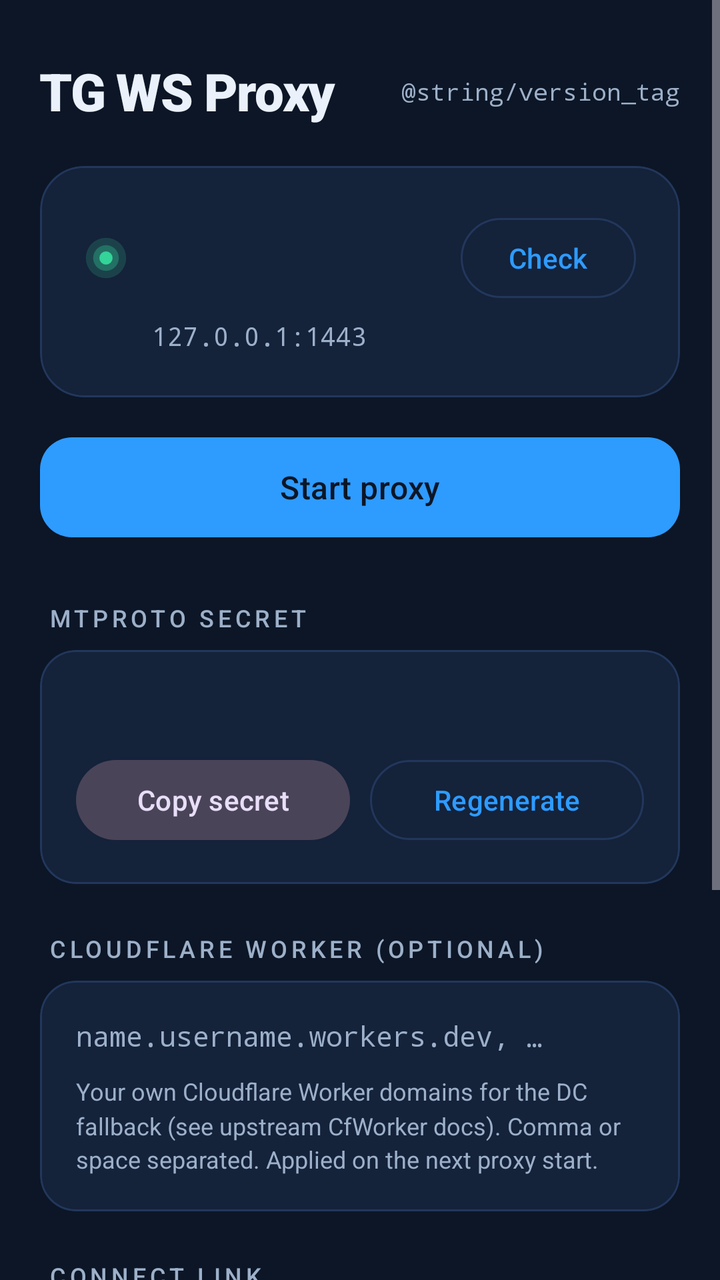
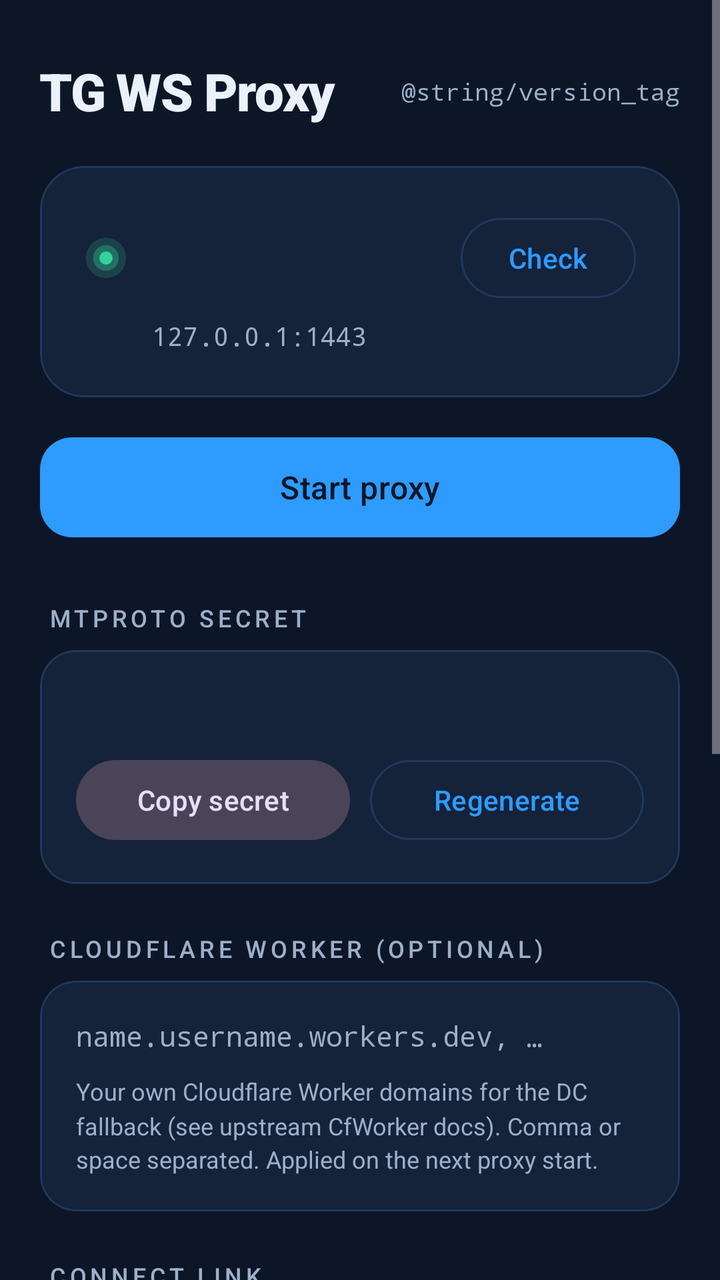

Screens rendered from an Android XML layout before and after an edit, with the pre-edit source and the edit as a unified diff.
<!-- AndroidManifest.xml: application theme Theme.TgWsProxy -->
<!-- res/layout/activity_main.xml -->
<?xml version="1.0" encoding="utf-8"?>
<ScrollView xmlns:android="http://schemas.android.com/apk/res/android"
    xmlns:app="http://schemas.android.com/apk/res-auto"
    android:layout_width="match_parent"
    android:layout_height="match_parent"
    android:background="?android:attr/colorBackground"
    android:fillViewport="true">

    <LinearLayout
        android:layout_width="match_parent"
        android:layout_height="wrap_content"
        android:orientation="vertical"
        android:paddingHorizontal="20dp"
        android:paddingTop="28dp"
        android:paddingBottom="28dp">

        
        <LinearLayout
            android:layout_width="match_parent"
            android:layout_height="wrap_content"
            android:baselineAligned="false"
            android:gravity="center_vertical"
            android:orientation="horizontal">

            <TextView
                android:layout_width="0dp"
                android:layout_height="wrap_content"
                android:layout_weight="1"
                android:fontFamily="sans-serif-black"
                android:letterSpacing="-0.02"
                android:text="@string/app_name"
                android:textColor="@color/paper"
                android:textSize="26sp" />

            <TextView
                android:id="@+id/tvVersion"
                android:layout_width="wrap_content"
                android:layout_height="wrap_content"
                android:fontFamily="monospace"
                android:text="@string/version_tag"
                android:textColor="@color/paper_dim"
                android:textSize="12sp" />
        </LinearLayout>

        
        <com.google.android.material.card.MaterialCardView
            android:layout_width="match_parent"
            android:layout_height="wrap_content"
            android:layout_marginTop="20dp"
            app:cardBackgroundColor="?attr/colorSurface"
            app:cardCornerRadius="22dp"
            app:cardElevation="0dp"
            app:strokeColor="?attr/colorOutline"
            app:strokeWidth="1dp">

            <LinearLayout
                android:layout_width="match_parent"
                android:layout_height="wrap_content"
                android:orientation="vertical"
                android:padding="22dp">

                <LinearLayout
                    android:layout_width="match_parent"
                    android:layout_height="wrap_content"
                    android:gravity="center_vertical"
                    android:orientation="horizontal">

                    <ImageView
                        android:id="@+id/ivDot"
                        android:layout_width="22dp"
                        android:layout_height="22dp"
                        android:contentDescription="@null"
                        android:src="@drawable/ic_signal_dot" />

                    <TextView
                        android:id="@+id/tvStatus"
                        android:layout_width="0dp"
                        android:layout_height="wrap_content"
                        android:layout_marginStart="12dp"
                        android:layout_weight="1"
                        android:fontFamily="sans-serif-medium"
                        android:textColor="@color/paper"
                        android:textSize="22sp" />

                    <com.google.android.material.button.MaterialButton
                        android:id="@+id/btnCheck"
                        style="@style/Widget.Material3.Button.OutlinedButton"
                        android:layout_width="wrap_content"
                        android:layout_height="wrap_content"
                        android:minWidth="0dp"
                        android:text="@string/btn_check"
                        app:strokeColor="?attr/colorOutline" />
                </LinearLayout>

                <TextView
                    android:id="@+id/tvEndpoint"
                    android:layout_width="wrap_content"
                    android:layout_height="wrap_content"
                    android:layout_marginStart="34dp"
                    android:layout_marginTop="6dp"
                    android:fontFamily="monospace"
                    android:text="@string/endpoint_readout"
                    android:textColor="@color/paper_dim"
                    android:textSize="13sp" />
            </LinearLayout>
        </com.google.android.material.card.MaterialCardView>

        
        <com.google.android.material.button.MaterialButton
            android:id="@+id/btnToggle"
            android:layout_width="match_parent"
            android:layout_height="58dp"
            android:layout_marginTop="16dp"
            android:fontFamily="sans-serif-medium"
            android:letterSpacing="0.01"
            android:text="@string/btn_start"
            android:textSize="16sp"
            app:cornerRadius="16dp" />

        
        <TextView
            android:layout_width="wrap_content"
            android:layout_height="wrap_content"
            android:layout_marginStart="4dp"
            android:layout_marginTop="28dp"
            android:text="@string/label_secret"
            android:textAppearance="@style/TextAppearance.TgWsProxy.Eyebrow" />

        <com.google.android.material.card.MaterialCardView
            android:layout_width="match_parent"
            android:layout_height="wrap_content"
            android:layout_marginTop="8dp"
            app:cardBackgroundColor="?attr/colorSurface"
            app:cardCornerRadius="18dp"
            app:cardElevation="0dp"
            app:strokeColor="?attr/colorOutline"
            app:strokeWidth="1dp">

            <LinearLayout
                android:layout_width="match_parent"
                android:layout_height="wrap_content"
                android:orientation="vertical"
                android:padding="18dp">

                <TextView
                    android:id="@+id/tvSecret"
                    android:layout_width="match_parent"
                    android:layout_height="wrap_content"
                    android:textAppearance="@style/TextAppearance.TgWsProxy.Mono"
                    android:textSize="14sp" />

                <LinearLayout
                    android:layout_width="match_parent"
                    android:layout_height="wrap_content"
                    android:layout_marginTop="14dp"
                    android:orientation="horizontal">

                    <com.google.android.material.button.MaterialButton
                        android:id="@+id/btnCopy"
                        style="@style/Widget.Material3.Button.TonalButton"
                        android:layout_width="0dp"
                        android:layout_height="wrap_content"
                        android:layout_weight="1"
                        android:text="@string/btn_copy" />

                    <com.google.android.material.button.MaterialButton
                        android:id="@+id/btnRegen"
                        style="@style/Widget.Material3.Button.OutlinedButton"
                        android:layout_width="0dp"
                        android:layout_height="wrap_content"
                        android:layout_marginStart="10dp"
                        android:layout_weight="1"
                        android:text="@string/btn_regen"
                        app:strokeColor="?attr/colorOutline" />
                </LinearLayout>
            </LinearLayout>
        </com.google.android.material.card.MaterialCardView>

        
        <TextView
            android:layout_width="wrap_content"
            android:layout_height="wrap_content"
            android:layout_marginStart="4dp"
            android:layout_marginTop="24dp"
            android:text="@string/label_cf_worker"
            android:textAppearance="@style/TextAppearance.TgWsProxy.Eyebrow" />

        <com.google.android.material.card.MaterialCardView
            android:layout_width="match_parent"
            android:layout_height="wrap_content"
            android:layout_marginTop="8dp"
            app:cardBackgroundColor="?attr/colorSurface"
            app:cardCornerRadius="18dp"
            app:cardElevation="0dp"
            app:strokeColor="?attr/colorOutline"
            app:strokeWidth="1dp">

            <LinearLayout
                android:layout_width="match_parent"
                android:layout_height="wrap_content"
                android:orientation="vertical"
                android:padding="18dp">

                <EditText
                    android:id="@+id/etCfWorkers"
                    android:layout_width="match_parent"
                    android:layout_height="wrap_content"
                    android:background="@null"
                    android:fontFamily="monospace"
                    android:hint="@string/hint_cf_worker"
                    android:imeOptions="actionDone"
                    android:inputType="textUri"
                    android:maxLines="1"
                    android:textColor="@color/paper"
                    android:textColorHint="@color/paper_dim"
                    android:textSize="14sp" />

                <TextView
                    android:layout_width="match_parent"
                    android:layout_height="wrap_content"
                    android:layout_marginTop="10dp"
                    android:lineSpacingMultiplier="1.2"
                    android:text="@string/helper_cf_worker"
                    android:textColor="@color/paper_dim"
                    android:textSize="12sp" />
            </LinearLayout>
        </com.google.android.material.card.MaterialCardView>

        
        <TextView
            android:layout_width="wrap_content"
            android:layout_height="wrap_content"
            android:layout_marginStart="4dp"
            android:layout_marginTop="24dp"
            android:text="@string/label_link"
            android:textAppearance="@style/TextAppearance.TgWsProxy.Eyebrow" />

        <com.google.android.material.card.MaterialCardView
            android:layout_width="match_parent"
            android:layout_height="wrap_content"
            android:layout_marginTop="8dp"
            app:cardBackgroundColor="?attr/colorSurface"
            app:cardCornerRadius="18dp"
            app:cardElevation="0dp"
            app:strokeColor="?attr/colorOutline"
            app:strokeWidth="1dp">

            <LinearLayout
                android:layout_width="match_parent"
                android:layout_height="wrap_content"
                android:orientation="vertical"
                android:padding="18dp">

                <TextView
                    android:id="@+id/tvLink"
                    android:layout_width="match_parent"
                    android:layout_height="wrap_content"
                    android:textAppearance="@style/TextAppearance.TgWsProxy.Mono"
                    android:textColor="@color/paper_dim"
                    android:textSize="12sp" />

                <com.google.android.material.button.MaterialButton
                    android:id="@+id/btnTelegram"
                    android:layout_width="match_parent"
                    android:layout_height="50dp"
                    android:layout_marginTop="14dp"
                    android:text="@string/btn_telegram"
                    app:cornerRadius="14dp" />
            </LinearLayout>
        </com.google.android.material.card.MaterialCardView>

        <com.google.android.material.button.MaterialButton
            android:id="@+id/btnBattery"
            style="@style/Widget.Material3.Button.TextButton"
            android:layout_width="match_parent"
            android:layout_height="wrap_content"
            android:layout_marginTop="16dp"
            android:text="@string/btn_battery"
            android:textColor="@color/paper_dim" />

        <TextView
            android:layout_width="match_parent"
            android:layout_height="wrap_content"
            android:layout_marginTop="8dp"
            android:lineSpacingMultiplier="1.2"
            android:text="@string/hint_footer"
            android:textColor="@color/paper_dim"
            android:textSize="12sp" />
    </LinearLayout>
</ScrollView>
<!-- resources referenced by this layout -->
<resources>
  <color name="paper">#EAF1FB</color>
  <color name="paper_dim">#9DB0C9</color>
  <!-- drawable ic_signal_dot (drawable) -->
  <vector xmlns:android="http://schemas.android.com/apk/res/android"
      android:width="22dp"
      android:height="22dp"
      android:viewportWidth="24"
      android:viewportHeight="24"
      android:tint="@color/signal">
      <path
          android:fillColor="#FFFFFF"
          android:fillAlpha="0.18"
          android:pathData="M12,12m-11,0a11,11 0,1 1,22 0a11,11 0,1 1,-22 0" />
      <path
          android:fillColor="#FFFFFF"
          android:fillAlpha="0.32"
          android:pathData="M12,12m-7,0a7,7 0,1 1,14 0a7,7 0,1 1,-14 0" />
      <path
          android:fillColor="#FFFFFF"
          android:pathData="M12,12m-3.6,0a3.6,3.6 0,1 1,7.2 0a3.6,3.6 0,1 1,-7.2 0" />
  </vector>
  <string name="app_name">TG WS Proxy</string>
  <string name="btn_battery">Disable battery optimization</string>
  <string name="btn_check">Check</string>
  <string name="btn_copy">Copy secret</string>
  <string name="btn_regen">Regenerate</string>
  <string name="btn_start">Start proxy</string>
  <string name="btn_telegram">Add to Telegram</string>
  <string name="endpoint_readout">127.0.0.1:1443</string>
  <string name="helper_cf_worker">Your own Cloudflare Worker domains for the DC fallback (see upstream CfWorker docs). Comma or space separated. Applied on the next proxy start.</string>
  <string name="hint_cf_worker">name.username.workers.dev, …</string>
  <string name="hint_footer">The proxy runs entirely on this device and listens on loopback only. Start it, then tap \"Add to Telegram\". Works on any network.</string>
  <string name="label_cf_worker">Cloudflare Worker (optional)</string>
  <string name="label_link">Connect link</string>
  <string name="label_secret">MTProto secret</string>
  <style name="TextAppearance.TgWsProxy.Eyebrow" parent="TextAppearance.Material3.LabelSmall">
          <item name="android:textColor">@color/paper_dim</item>
          <item name="android:textAllCaps">true</item>
          <item name="android:letterSpacing">0.16</item>
          <item name="android:fontFamily">sans-serif-medium</item>
          <item name="android:textSize">12sp</item>
      </style>
  <style name="TextAppearance.TgWsProxy.Mono" parent="TextAppearance.Material3.BodyMedium">
          <item name="android:fontFamily">monospace</item>
          <item name="android:textColor">@color/paper</item>
          <item name="android:textIsSelectable">true</item>
      </style>
  <style name="Theme.TgWsProxy" parent="Theme.Material3.Dark.NoActionBar">
          <item name="colorPrimary">@color/azure</item>
          <item name="colorOnPrimary">@color/navy_900</item>
          <item name="colorSecondary">@color/signal</item>
          <item name="colorOnSecondary">@color/navy_900</item>
  
          <item name="android:colorBackground">@color/navy_900</item>
          <item name="colorSurface">@color/navy_800</item>
          <item name="colorOnSurface">@color/paper</item>
          <item name="colorSurfaceVariant">@color/navy_700</item>
          <item name="colorOnSurfaceVariant">@color/paper_dim</item>
          <item name="colorOutline">@color/navy_700</item>
  
          <item name="android:statusBarColor">@color/navy_900</item>
          <item name="android:navigationBarColor">@color/navy_900</item>
          <item name="android:windowLightStatusBar">false</item>
      </style>
  <color name="signal">#34D399</color>
  <color name="azure">#2E9BFF</color>
  <color name="navy_900">#0C1626</color>
  <color name="navy_800">#14223A</color>
  <color name="navy_700">#22375C</color>
</resources>

<!-- the commit's change to res/layout/activity_main.xml (unified diff, before → after) -->
@@ -269,6 +269,56 @@
             </LinearLayout>
         </com.google.android.material.card.MaterialCardView>
 
+        
+        <LinearLayout
+            android:id="@+id/updateSection"
+            android:layout_width="match_parent"
+            android:layout_height="wrap_content"
+            android:orientation="vertical">
+
+            <TextView
+                android:layout_width="wrap_content"
+                android:layout_height="wrap_content"
+                android:layout_marginStart="4dp"
+                android:layout_marginTop="24dp"
+                android:text="@string/label_update"
+                android:textAppearance="@style/TextAppearance.TgWsProxy.Eyebrow" />
+
+            <com.google.android.material.card.MaterialCardView
+                android:layout_width="match_parent"
+                android:layout_height="wrap_content"
+                android:layout_marginTop="8dp"
+                app:cardBackgroundColor="?attr/colorSurface"
+                app:cardCornerRadius="18dp"
+                app:cardElevation="0dp"
+                app:strokeColor="?attr/colorOutline"
+                app:strokeWidth="1dp">
+
+                <LinearLayout
+                    android:layout_width="match_parent"
+                    android:layout_height="wrap_content"
+                    android:orientation="vertical"
+                    android:padding="18dp">
+
+                    <TextView
+                        android:id="@+id/tvUpdate"
+                        android:layout_width="match_parent"
+                        android:layout_height="wrap_content"
+                        android:fontFamily="monospace"
+                        android:textColor="@color/paper_dim"
+                        android:textSize="13sp" />
+
+                    <com.google.android.material.button.MaterialButton
+                        android:id="@+id/btnUpdate"
+                        android:layout_width="match_parent"
+                        android:layout_height="50dp"
+                        android:layout_marginTop="14dp"
+                        android:text="@string/btn_update_check"
+                        app:cornerRadius="14dp" />
+                </LinearLayout>
+            </com.google.android.material.card.MaterialCardView>
+        </LinearLayout>
+
         <com.google.android.material.button.MaterialButton
             android:id="@+id/btnBattery"
             style="@style/Widget.Material3.Button.TextButton"
<!-- resource entries referenced after the edit -->
@@ -28,6 +28,7 @@
   <string name="btn_regen">Regenerate</string>
   <string name="btn_start">Start proxy</string>
   <string name="btn_telegram">Add to Telegram</string>
+  <string name="btn_update_check">Check for update</string>
   <string name="endpoint_readout">127.0.0.1:1443</string>
   <string name="helper_cf_worker">Your own Cloudflare Worker domains for the DC fallback (see upstream CfWorker docs). Comma or space separated. Applied on the next proxy start.</string>
   <string name="hint_cf_worker">name.username.workers.dev, …</string>
@@ -35,6 +36,7 @@
   <string name="label_cf_worker">Cloudflare Worker (optional)</string>
   <string name="label_link">Connect link</string>
   <string name="label_secret">MTProto secret</string>
+  <string name="label_update">Update</string>
   <style name="TextAppearance.TgWsProxy.Eyebrow" parent="TextAppearance.Material3.LabelSmall">
           <item name="android:textColor">@color/paper_dim</item>
           <item name="android:textAllCaps">true</item>
